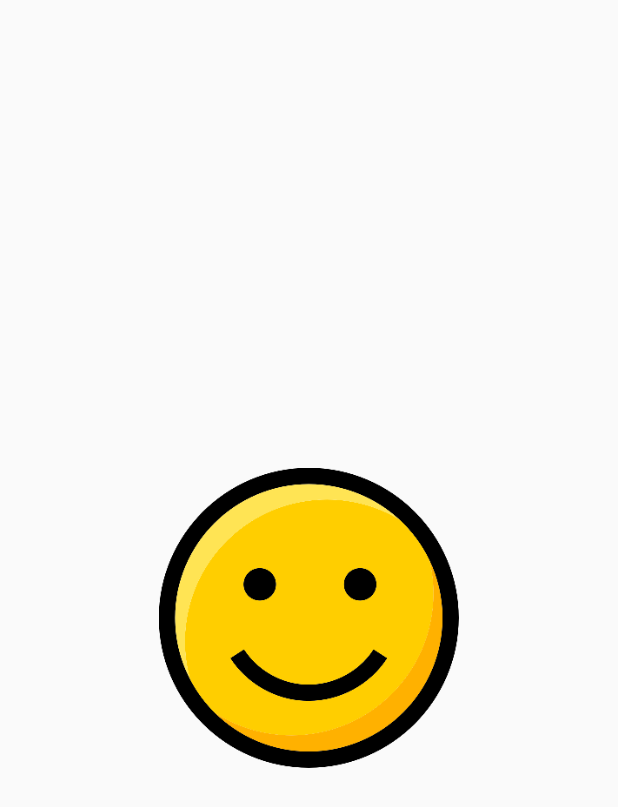
After one commit to lambertanthony/MoodTracker, an Android app: the layout mood_item.xml on its own in the app's theme, with its tools: preview values and no code run, on a phone screen of 412 x 824 dp. The commit adds this screen. Shown: the top 807 px of the screen. Run offline under Robolectric (Android 15) with nearby library versions, the phone set to English and light mode, and no system bars.

Commit message:
Build main gui for application

```diff
--- /dev/null
+++ b/app/src/main/res/layout/mood_item.xml
@@ -0,0 +1,15 @@
+<?xml version="1.0" encoding="utf-8"?>
+<LinearLayout xmlns:android="http://schemas.android.com/apk/res/android"
+    android:orientation="vertical"
+    android:id="@+id/container"
+    android:layout_width="match_parent"
+    android:gravity="center"
+
+    android:layout_height="match_parent">
+
+    <ImageView
+        android:id="@+id/moodState"
+        android:layout_width="200dp"
+        android:layout_height="200dp"
+        android:src="@drawable/smiley_happy" />
+</LinearLayout>
--- a/app/src/main/res/values/colors.xml
+++ b/app/src/main/res/values/colors.xml
@@ -3,4 +3,10 @@
     <color name="colorPrimary">#008577</color>
     <color name="colorPrimaryDark">#00574B</color>
     <color name="colorAccent">#D81B60</color>
+    <!-- Background colors used for the different moods -->
+    <color name="faded_red">#ffde3c50</color>
+    <color name="warm_grey">#ff9b9b9b</color>
+    <color name="cornflower_blue_65">#a5468ad9</color>
+    <color name="light_sage">#ffb8e986</color>
+    <color name="banana_yellow">#fff9ec4f</color>
 </resources>
```
Also changed, not shown: app/src/main/java/com/anthony/project/moodtracker/MainActivity.java (+51 -1 lines), app/src/main/java/com/anthony/project/moodtracker/MoodAdapter.java (added, +53 -0 lines), app/src/main/res/layout/activity_main.xml (+33 -10 lines).
